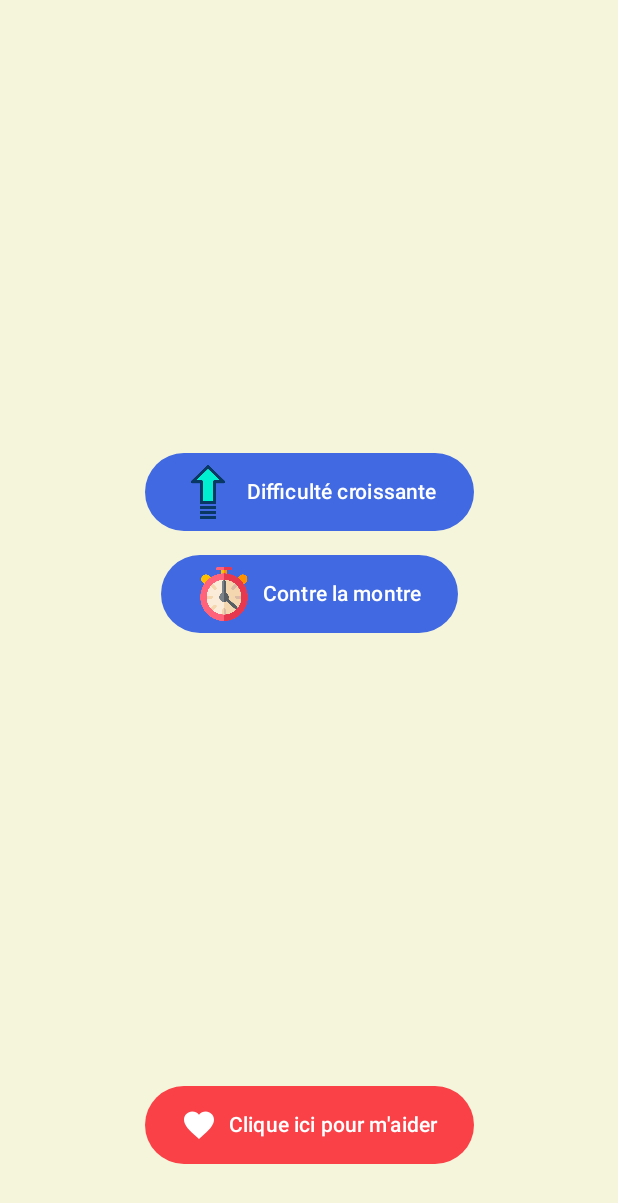
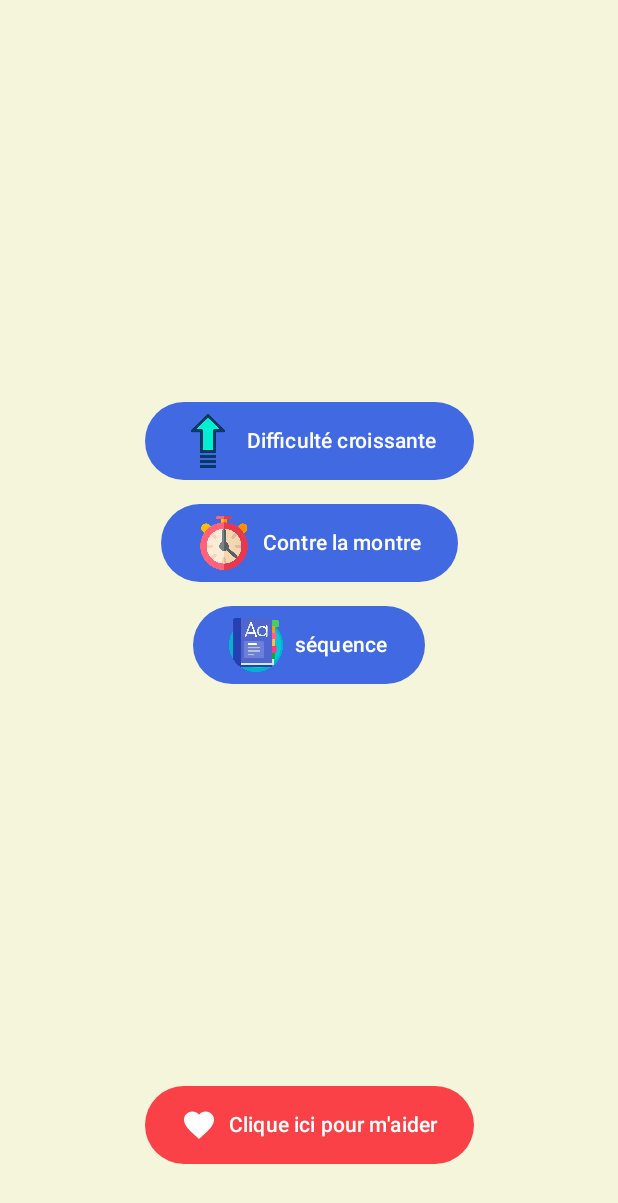
Before and after one commit to baris-ux/jeux_memory, an Android app built with Jetpack Compose: the mode screen opened through its navigation route, on a phone screen of 412 x 824 dp. Shown: the top 1203 px of the screen. Run offline under Robolectric (Android 15) with nearby library versions, the phone set to English and light mode, and no system bars.

Commit message:
ajout du mode simon say, les cases s'allument mais on peut rien faire pour le moment

```diff
--- a/app/src/main/java/com/example/memory/Mode.kt
+++ b/app/src/main/java/com/example/memory/Mode.kt
@@ -27,7 +27,8 @@ import androidx.compose.material3.Icon
 fun Mode(
     onStartClick: () -> Unit,
     onTimerClick: () -> Unit,
-    onSupportClick: () -> Unit
+    onSupportClick: () -> Unit,
+    onSequenceClick: () -> Unit
 ){
     Box(
         modifier = Modifier
@@ -78,6 +79,25 @@ fun Mode(
                 Text(text = "Contre la montre")
             }
 
+            Spacer(modifier = Modifier.height(16.dp))
+
+            // bouton nouveau mode
+            Button(
+                onClick = onSequenceClick,
+                colors = ButtonDefaults.buttonColors(
+                    containerColor = Color(0xFF4169E1),
+                    contentColor = Color.White
+                )
+            ) {
+                Image(
+                    painter = painterResource(id = R.drawable.word),
+                    contentDescription = "icone bouton",
+                    modifier = Modifier.height(36.dp)
+                )
+                Spacer(modifier = Modifier.width(8.dp))
+                Text(text = "séquence")
+            }
+
             Spacer(modifier = Modifier.weight(1f)) // espace bas avant le bouton don
 
             // bouton don
```
Also changed, not shown: app/src/main/java/com/example/memory/MainActivity.kt (+9 -0 lines), app/src/main/java/com/example/memory/Sequence.kt (added, +92 -0 lines), app/src/main/res/drawable/word.png (added).
